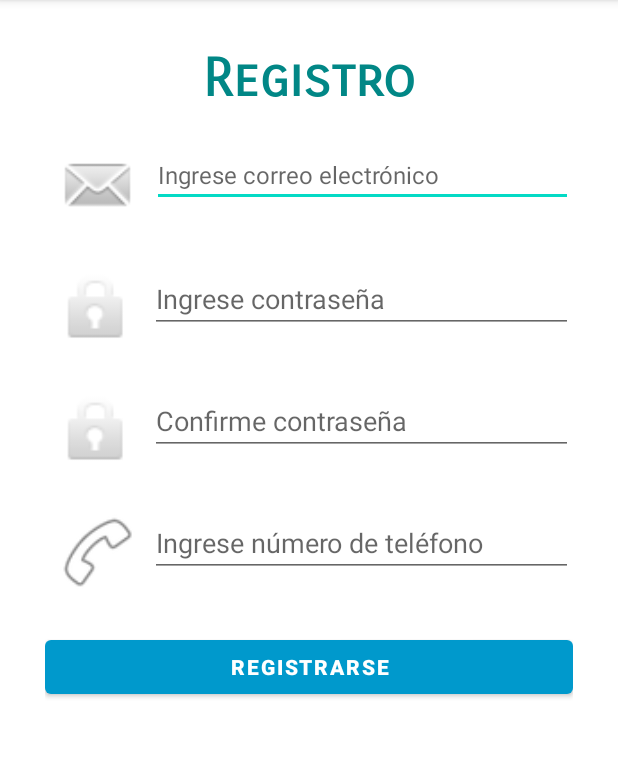
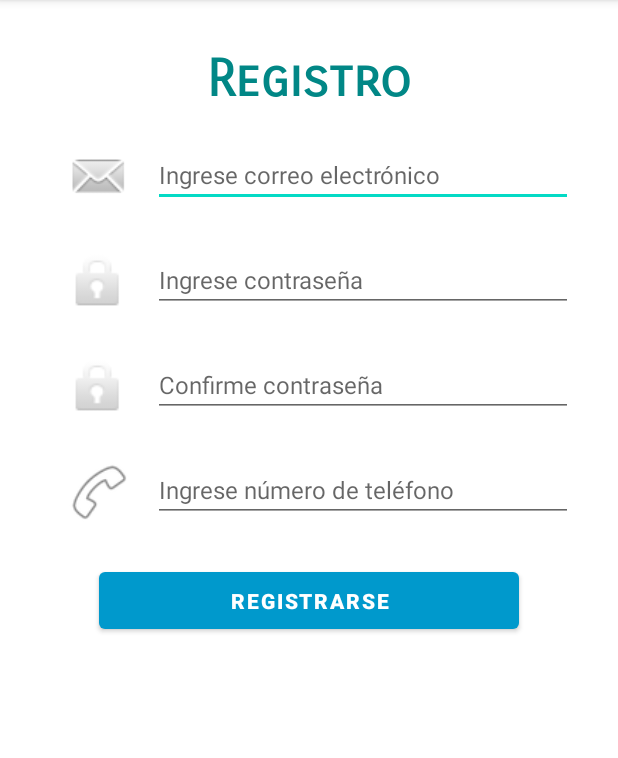
Before and after one commit to amst-fiec/2T2020-Rastreo-de-mochila-v3.0, an Android app: the screen it shows after launch (Registro), after a tap on "Regístrese aquí", on a phone screen of 412 x 824 dp, the part 84-842 px from its top. Run offline under Robolectric (Android 15) with nearby library versions, the phone set to English and light mode, and no system bars; our stand-ins replace Firebase (no records; nobody signed in at launch, a user with empty details on screens opened directly); Roboto replaces fonts that are not available here; 2 other taps on this screen came first.

Commit message:
Mejoras en vistas

```diff
--- a/app/src/main/res/layout/activity_modo_estatico.xml
+++ b/app/src/main/res/layout/activity_modo_estatico.xml
@@ -26,7 +26,7 @@
             android:gravity="center"
             android:text="Modo Estático"
             android:textColor="@color/teal_700"
-            android:textSize="40sp"
+            android:textSize="34sp"
             android:textStyle="bold" />
 
         <TextView
@@ -37,7 +37,7 @@
         <ImageView
             android:id="@+id/img_puntero"
             android:layout_width="match_parent"
-            android:layout_height="112dp"
+            android:layout_height="87dp"
             app:srcCompat="@drawable/puntero" />
 
         <TextView
@@ -63,7 +63,7 @@
         <Switch
             android:id="@+id/switchSMS"
             android:layout_width="279dp"
-            android:layout_height="56dp"
+            android:layout_height="38dp"
             android:layout_gravity="center"
             android:fontFamily="sans-serif-black"
             android:text="NOTIFICACIONES SMS"
--- a/app/src/main/res/layout/activity_modo_live.xml
+++ b/app/src/main/res/layout/activity_modo_live.xml
@@ -19,13 +19,13 @@
         android:gravity="center"
         android:text="Modo Live"
         android:textColor="@color/teal_700"
-        android:textSize="40sp"
+        android:textSize="34sp"
         android:textStyle="bold" />
 
     <ImageView
         android:id="@+id/imageView3"
         android:layout_width="match_parent"
-        android:layout_height="289dp"
+        android:layout_height="268dp"
         app:srcCompat="@drawable/localizacion" />
 
     <Button
--- a/app/src/main/res/layout/activity_registro.xml
+++ b/app/src/main/res/layout/activity_registro.xml
@@ -16,7 +16,7 @@
         android:gravity="center"
         android:text="Registro"
         android:textColor="@color/teal_700"
-        android:textSize="35sp"
+        android:textSize="34sp"
         android:textStyle="bold" />
 
     <TextView
@@ -26,37 +26,38 @@
 
     <LinearLayout
         android:layout_width="match_parent"
-        android:layout_height="81dp"
+        android:layout_height="70dp"
         android:orientation="horizontal">
 
         <ImageView
             android:id="@+id/imageView_correo"
             android:layout_width="1dp"
-            android:layout_height="57dp"
-            android:layout_weight="1"
+            android:layout_height="45dp"
+            android:layout_weight="0.76"
             app:srcCompat="@android:drawable/sym_action_email" />
 
         <EditText
             android:id="@+id/et_correo"
-            android:layout_width="210dp"
+            android:layout_width="wrap_content"
             android:layout_height="wrap_content"
             android:layout_weight="1"
             android:ems="10"
             android:hint="Ingrese correo electrónico"
             android:inputType="textEmailAddress"
             android:textSize="16sp" />
+
     </LinearLayout>
 
     <LinearLayout
         android:layout_width="match_parent"
-        android:layout_height="81dp"
+        android:layout_height="70dp"
         android:orientation="horizontal">
 
         <ImageView
             android:id="@+id/im_password1"
             android:layout_width="1dp"
-            android:layout_height="57dp"
-            android:layout_weight="1"
+            android:layout_height="45dp"
+            android:layout_weight="0.76"
             app:srcCompat="@android:drawable/ic_lock_idle_lock" />
 
         <EditText
@@ -66,20 +67,21 @@
             android:layout_weight="1"
             android:ems="10"
             android:hint="Ingrese contraseña"
+            android:textSize="16sp"
             android:inputType="textPassword" />
 
     </LinearLayout>
 
     <LinearLayout
         android:layout_width="match_parent"
-        android:layout_height="81dp"
+        android:layout_height="70dp"
         android:orientation="horizontal">
 
         <ImageView
             android:id="@+id/im_password2"
             android:layout_width="1dp"
-            android:layout_height="57dp"
-            android:layout_weight="1"
+            android:layout_height="45dp"
+            android:layout_weight="0.76"
             app:srcCompat="@android:drawable/ic_lock_idle_lock" />
 
         <EditText
@@ -89,20 +91,21 @@
             android:layout_weight="1"
             android:ems="10"
             android:hint="Confirme contraseña"
+            android:textSize="16sp"
             android:inputType="textPassword" />
 
     </LinearLayout>
 
     <LinearLayout
         android:layout_width="match_parent"
-        android:layout_height="81dp"
+        android:layout_height="70dp"
         android:orientation="horizontal">
 
         <ImageView
             android:id="@+id/im_celular"
             android:layout_width="1dp"
-            android:layout_height="57dp"
-            android:layout_weight="1"
+            android:layout_height="45dp"
+            android:layout_weight="0.76"
             app:srcCompat="@android:drawable/ic_menu_call" />
 
         <EditText
@@ -112,14 +115,16 @@
             android:layout_weight="1"
             android:ems="10"
             android:hint="Ingrese número de teléfono"
+            android:textSize="16sp"
             android:inputType="number" />
 
     </LinearLayout>
 
     <Button
         android:id="@+id/btn_registro"
-        android:layout_width="match_parent"
-        android:layout_height="wrap_content"
+        android:layout_width="280dp"
+        android:layout_height="50dp"
+        android:layout_gravity="center"
         android:onClick="Registro"
         android:text="registrarse"
         android:textStyle="bold"
```
Also changed, not shown: app/src/main/res/layout/activity_home.xml (+19 -16 lines).
